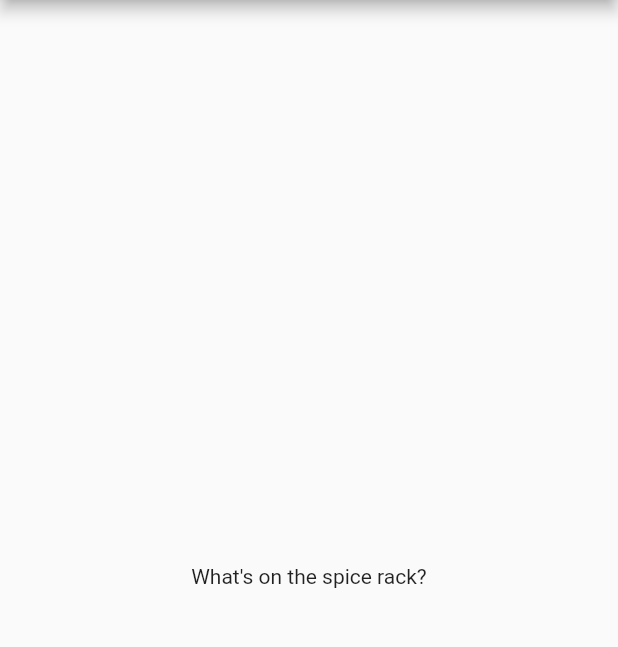
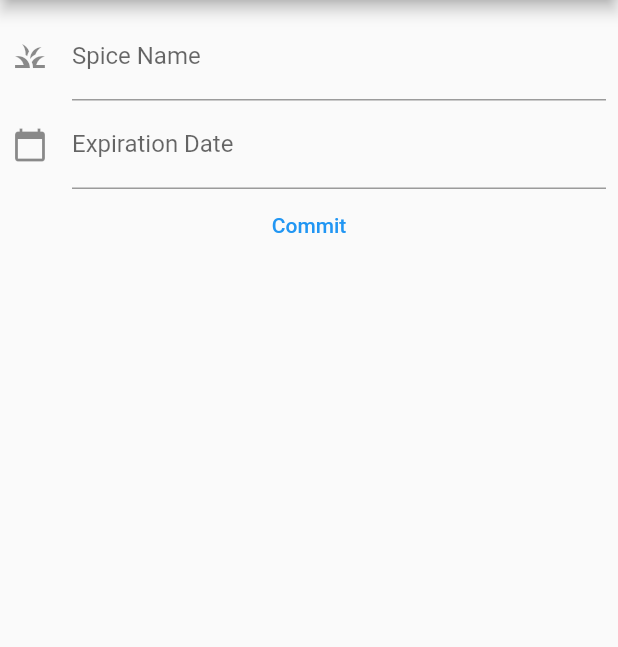
Before and after one commit to westbaystars/jalapeno_spices, a Flutter app: the screen it shows after launch, on a phone screen of 412 x 824 dp, the part 84-731 px from its top. Run offline on Flutter 3.47's test engine with Material 2 defaults, Android fonts, the phone set to English and light mode, and no system bars.

Commit message:
Added a dialog with date picker for expiration date.

```diff
--- a/lib/main.dart
+++ b/lib/main.dart
@@ -1,4 +1,6 @@
 import 'package:flutter/material.dart';
+import 'package:jalapeno_spices/spice.dart';
+import 'package:jalapeno_spices/new_spice.dart';
 
 void main() {
   runApp(const MyApp());
@@ -16,10 +18,43 @@ class MyApp extends StatelessWidget {
         appBar: AppBar(
           title: const Text('Jalapeño Spcices'),
         ),
-        body: const Center(
-          child: Text('What\'s on the spice rack?'),
+        body: Container(
+          // child: Spices(),
+          padding: const EdgeInsets.all(8.0),
+          child: NewSpiceForm(key: GlobalKey<FormState>()),
         ),
       ),
     );
   }
 }
+
+class Spices extends StatefulWidget {
+  const Spices({Key? key}) : super(key: key);
+
+  @override
+  State<Spices> createState() => _SpicesState();
+}
+
+class _SpicesState extends State<Spices> {
+  final _spiceList = <Spice>[
+    Spice("Onion Powder", DateTime(2022, 9, 22)),
+    Spice("Jalapeño Powder", DateTime(2023, 3, 22)),
+  ];
+  final _biggerFont = const TextStyle(fontSize: 18);
+
+  @override
+  Widget build(BuildContext context) {
+    return ListView.builder(
+        padding: const EdgeInsets.all(16.0),
+        itemBuilder: (context, i) {
+          if (i.isOdd) return const Divider();
+
+          final index = i ~/ 2;
+          if (index < _spiceList.length)
+            return Text(_spiceList[index].name);
+          else
+            return Text("");
+        },
+    );
+  }
+}
--- /dev/null
+++ b/lib/new_spice.dart
@@ -0,0 +1,88 @@
+/*
+    Based on the Flutter Text Field + Date Picker at
+    https://www.refactord.com/guides/flutter-text-field-date-picker
+ */
+import 'package:flutter/material.dart';
+
+import 'spice.dart';
+
+class NewSpiceForm extends StatefulWidget {
+  NewSpiceForm({required Key key}) : super(key: key);
+
+  @override
+  _NewSpiceFormState createState() => _NewSpiceFormState();
+}
+
+class _NewSpiceFormState extends State<NewSpiceForm> {
+  Spice spice = new Spice("Onion Powder", DateTime(2022, 9, 22));
+  final _formKey = GlobalKey<FormState>();
+  TextEditingController _dateController = TextEditingController();
+  DateTime selectedDate = DateTime.now();
+
+  @override
+  Widget build(BuildContext context) {
+    return Form(
+      key: _formKey,
+      child: ListView(
+        children: [
+          TextFormField(
+            onSaved: (val) => spice.name = val!,
+            decoration: InputDecoration(
+              labelText: "Spice Name",
+              icon: Icon(Icons.grass)
+            ),
+            validator: (value) {
+              if (value == null || value.isEmpty)
+                return "Please enter the name of the spice";
+              return null;
+            }
+          ),
+          GestureDetector(
+            onTap: () => _selectDate(context),
+            child: AbsorbPointer(
+              child: TextFormField(
+                onSaved: (val) {
+                  spice.expiration_date = selectedDate;
+                },
+                controller: _dateController,
+                keyboardType: TextInputType.datetime,
+                decoration: InputDecoration(
+                  labelText: "Expiration Date",
+                  icon: Icon(Icons.calendar_today),
+                ),
+                validator: (value) {
+                  if (value == null || value.isEmpty)
+                    return "Please enter an expiration date";
+                  return null;
+                },
+              ),
+            ),
+          ),
+          TextButton(
+            child: Text("Commit"),
+            onPressed: () {
+              if (_formKey.currentState!.validate()) {
+                _formKey.currentState!.save();
+              }
+            },
+          )
+        ],
+      )
+    );
+  }
+
+  _selectDate(BuildContext context) async {
+    final DateTime? picked = await showDatePicker(
+        context: context,
+        initialDate: selectedDate,
+        firstDate: DateTime(2019, 8),
+        lastDate: DateTime(2100));
+    if (picked != null && picked != selectedDate)
+      setState(() {
+        selectedDate = picked;
+        var date =
+            "${picked.toLocal().day}/${picked.toLocal().month}/${picked.toLocal().year}";
+        _dateController.text = date;
+      });
+  }
+}
--- /dev/null
+++ b/lib/spice.dart
@@ -0,0 +1,6 @@
+class Spice {
+  String name;
+  DateTime expiration_date;
+
+  Spice(this.name, this.expiration_date);
+}
```
Also changed, not shown: 1 other file.
